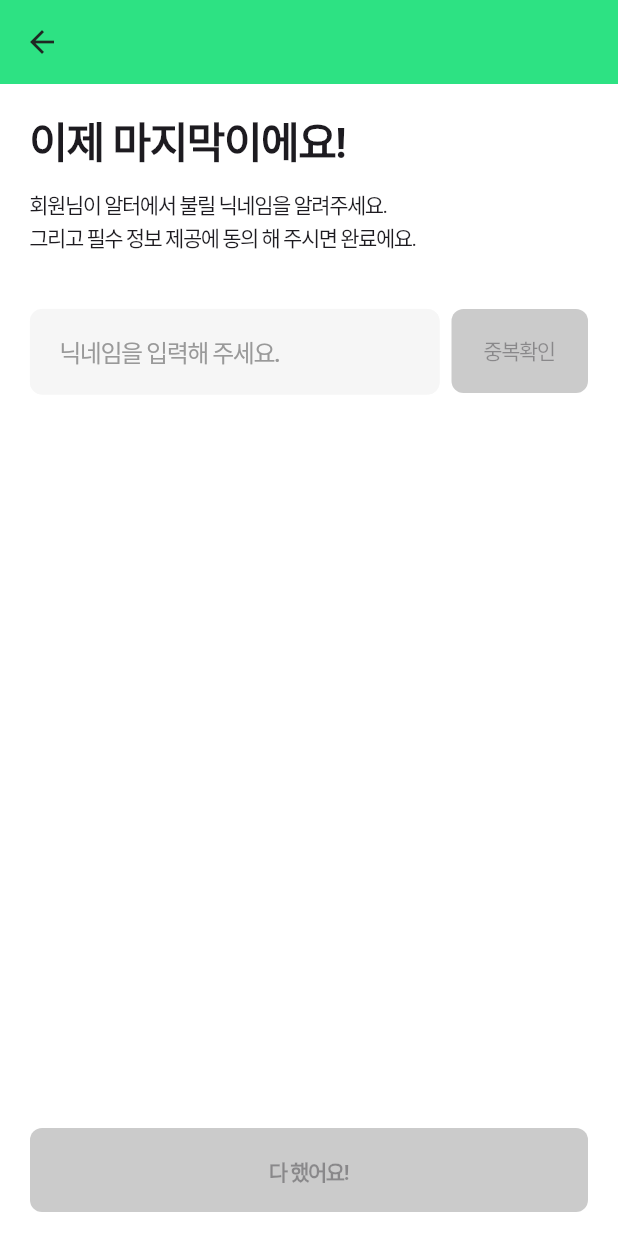
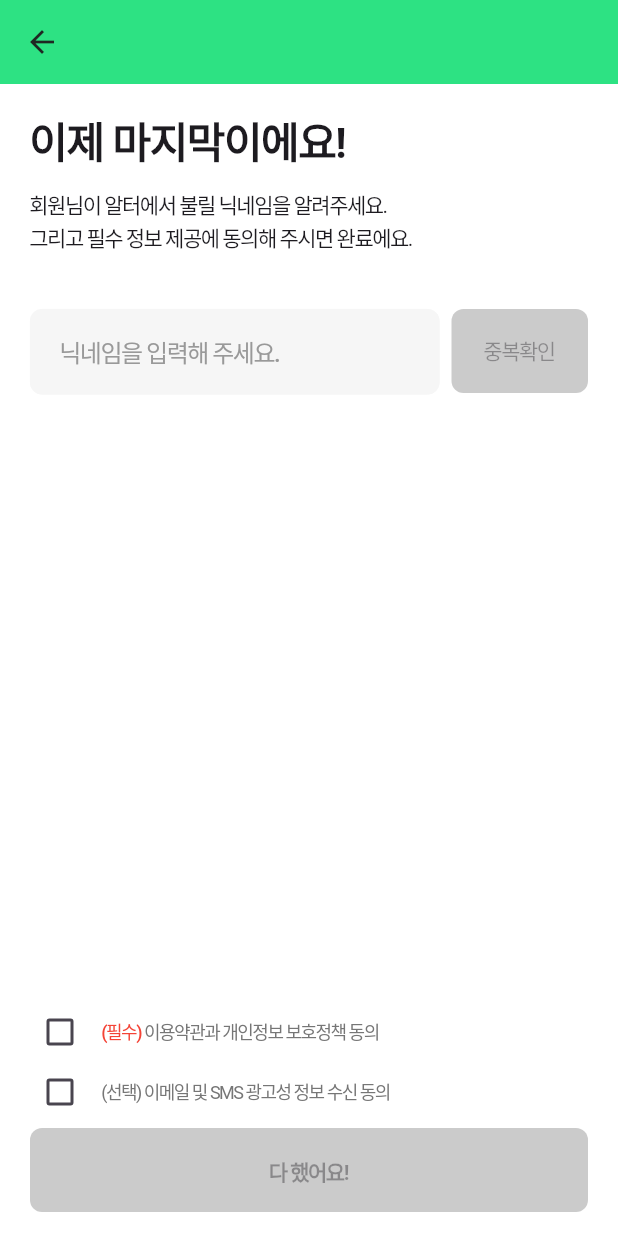
Before and after one commit to alter-app/alter-mobile, a Flutter app: the SignUpLastPage screen opened by its route, on a phone screen of 412 x 824 dp. Run offline on Flutter 3.47's test engine with Material 3 defaults, Android fonts, the phone set to English and light mode, and no system bars; our stand-ins replace dio, envied, firebase_auth, firebase_core, flutter_riverpod, flutter_secure_storage and 5 more; missing offline and left inert: kakao_flutter_sdk_user; accounts and stored records are empty; generated files the repository leaves out were written again; Roboto replaces fonts that are missing (Pretendard); statements that could not run were skipped.

Commit message:
fix: 일부 텍스트 수정

```diff
--- a/lib/feature/auth/view/sign_up/sign_up_info_page.dart
+++ b/lib/feature/auth/view/sign_up/sign_up_info_page.dart
@@ -1,3 +1,4 @@
+import 'package:alter/common/theme/app_theme.dart';
 import 'package:alter/common/util/%08formater/birth_input_formatter.dart';
 import 'package:alter/common/util/%08formater/phone_text_formatter.dart';
 import 'package:alter/common/util/validator.dart';
@@ -80,7 +81,7 @@ class _SignUpInfoPageState extends ConsumerState<SignUpInfoPage> {
                   ),
                   const Gap(10),
                   Text(
-                    "알터가 회원님이 동의 해 주신 내용을 바탕으로 작성했어요.\n틀리거나 빈 정보가 있다면 알려주시겠어요?",
+                    "알터가 회원님이 동의해 주신 내용을 바탕으로 작성했어요.\n틀리거나 빈 정보가 있다면 알려주시겠어요?",
                     style: Theme.of(context).textTheme.bodyMedium!.copyWith(
                       fontWeight: FontWeight.w400,
                     ),
@@ -184,6 +185,16 @@ class _SignUpInfoPageState extends ConsumerState<SignUpInfoPage> {
                   ),
                 ],
               ),
+              Column(
+                children: [
+                  Text(
+                    "만약 내용이 없다면 모든 내용을 기입해 주세요!",
+                    style: Theme.of(context).textTheme.bodySmall!.copyWith(
+                      fontWeight: FontWeight.w400,
+                      color: AppColor.gray,
+                    ),
+                  ),
+                  const Gap(4),
                   SizedBox(
                     width: double.infinity,
                     height: 56,
@@ -196,7 +207,8 @@ class _SignUpInfoPageState extends ConsumerState<SignUpInfoPage> {
                                     .updateField(
                                       name: nameTextController.text.trim(),
                                       contact: phoneTextController.text.trim(),
-                                  birthday: birthDayTextController.text.trim(),
+                                      birthday:
+                                          birthDayTextController.text.trim(),
                                     );
                                 context.go('/sign-up/last');
                               }
@@ -209,6 +221,8 @@ class _SignUpInfoPageState extends ConsumerState<SignUpInfoPage> {
                   ),
                 ],
               ),
+            ],
+          ),
         ),
       ),
     );
--- a/lib/feature/auth/view/sign_up/sign_up_last_page.dart
+++ b/lib/feature/auth/view/sign_up/sign_up_last_page.dart
@@ -1,3 +1,4 @@
+import 'package:alter/common/theme/app_theme.dart';
 import 'package:alter/feature/auth/view_model/login_view_model.dart';
 import 'package:alter/feature/auth/view_model/sign_up_view_model.dart';
 import 'package:flutter/material.dart';
@@ -14,6 +15,8 @@ class SignUpLastPage extends ConsumerStatefulWidget {
 
 class _SignUpLastPageState extends ConsumerState<SignUpLastPage> {
   late final TextEditingController nicknameTextController;
+  bool isEssentialChecked = false;
+  bool isChecked = false;
 
   @override
   void initState() {
@@ -50,6 +53,11 @@ class _SignUpLastPageState extends ConsumerState<SignUpLastPage> {
       }
     });
 
+    final checkboxTheme = Theme.of(context).copyWith(
+      visualDensity: VisualDensity.compact,
+      materialTapTargetSize: MaterialTapTargetSize.shrinkWrap,
+    );
+
     return Scaffold(
       appBar: AppBar(),
       body: SafeArea(
@@ -67,7 +75,7 @@ class _SignUpLastPageState extends ConsumerState<SignUpLastPage> {
                   ),
                   const Gap(10),
                   Text(
-                    "회원님이 알터에서 불릴 닉네임을 알려주세요.\n그리고 필수 정보 제공에 동의 해 주시면 완료에요.",
+                    "회원님이 알터에서 불릴 닉네임을 알려주세요.\n그리고 필수 정보 제공에 동의해 주시면 완료에요.",
                     style: Theme.of(context).textTheme.bodyMedium!.copyWith(
                       fontWeight: FontWeight.w400,
                     ),
@@ -124,6 +132,84 @@ class _SignUpLastPageState extends ConsumerState<SignUpLastPage> {
                   ),
                 ],
               ),
+              Column(
+                children: [
+                  Column(
+                    crossAxisAlignment: CrossAxisAlignment.start,
+                    children: [
+                      Row(
+                        children: [
+                          Padding(
+                            padding: const EdgeInsets.only(right: 8.0),
+                            child: Theme(
+                              data: checkboxTheme,
+                              child: Checkbox(
+                                value: isEssentialChecked,
+                                onChanged: (bool? value) {
+                                  setState(() {
+                                    isEssentialChecked = value!;
+                                  });
+                                },
+                              ),
+                            ),
+                          ),
+                          Expanded(
+                            child: Text.rich(
+                              TextSpan(
+                                children: [
+                                  const TextSpan(
+                                    text: "(필수) ",
+                                    style: TextStyle(
+                                      color: Colors.red,
+                                      fontWeight: FontWeight.w500,
+                                      fontSize: 12,
+                                    ),
+                                  ),
+                                  TextSpan(
+                                    text: "이용약관과 개인정보 보호정책 동의",
+                                    style: TextStyle(
+                                      color: AppColor.gray[50]!,
+                                      fontSize: 12,
+                                    ),
+                                  ),
+                                ],
+                              ),
+                            ),
+                          ),
+                        ],
+                      ),
+
+                      Row(
+                        children: [
+                          Padding(
+                            padding: const EdgeInsets.only(right: 8.0),
+                            child: Theme(
+                              data: checkboxTheme,
+                              child: Checkbox(
+                                value: isChecked,
+                                onChanged: (bool? value) {
+                                  setState(() {
+                                    isChecked = value!;
+                                  });
+                                },
+                              ),
+                            ),
+                          ),
+                          Expanded(
+                            child: Text(
+                              "(선택) 이메일 및 SMS 광고성 정보 수신 동의",
+                              style: TextStyle(
+                                fontSize: 12,
+                                color: AppColor.gray[50]!,
+                              ),
+                            ),
+                          ),
+                        ],
+                      ),
+                    ],
+                  ),
+
+                  const Gap(4),
                   SizedBox(
                     width: double.infinity,
                     height: 56,
@@ -134,7 +220,9 @@ class _SignUpLastPageState extends ConsumerState<SignUpLastPage> {
                                 await ref
                                     .read(signUpViewModelProvider.notifier)
                                     .signUp();
-                            final loginState = ref.read(loginViewModelProvider);
+                                final loginState = ref.read(
+                                  loginViewModelProvider,
+                                );
                                 if (loginState is LoginSuccess) {
                                   if (context.mounted) {
                                     context.go('/home');
@@ -150,6 +238,8 @@ class _SignUpLastPageState extends ConsumerState<SignUpLastPage> {
                   ),
                 ],
               ),
+            ],
+          ),
         ),
       ),
     );
--- a/lib/feature/auth/view/sign_up/sign_up_page.dart
+++ b/lib/feature/auth/view/sign_up/sign_up_page.dart
@@ -82,7 +82,7 @@ class _SignUpPageState extends ConsumerState<SignUpPage> {
                   ),
                   const Gap(10),
                   Text(
-                    "알터 회원가입을 위한 인증 번호를\n휴대폰 문자로 발송 해 드려요!",
+                    "알터 회원가입을 위한 인증 번호를\n휴대폰 문자로 발송해 드려요!",
                     style: Theme.of(context).textTheme.bodyMedium!.copyWith(
                       fontWeight: FontWeight.w400,
                     ),
@@ -232,7 +232,7 @@ class _SignUpPageState extends ConsumerState<SignUpPage> {
                 crossAxisAlignment: CrossAxisAlignment.start,
                 children: [
                   Text(
-                    "인증 확인이 안눌린다면 번호를 다시 확인 해 주세요.",
+                    "인증 확인이 안 눌린다면 번호를 다시 확인해 주세요.",
                     style: Theme.of(context).textTheme.bodySmall!.copyWith(
                       fontWeight: FontWeight.w400,
                       color: AppColor.gray,
```
Lines whose indentation alone changed are shown as unchanged.
